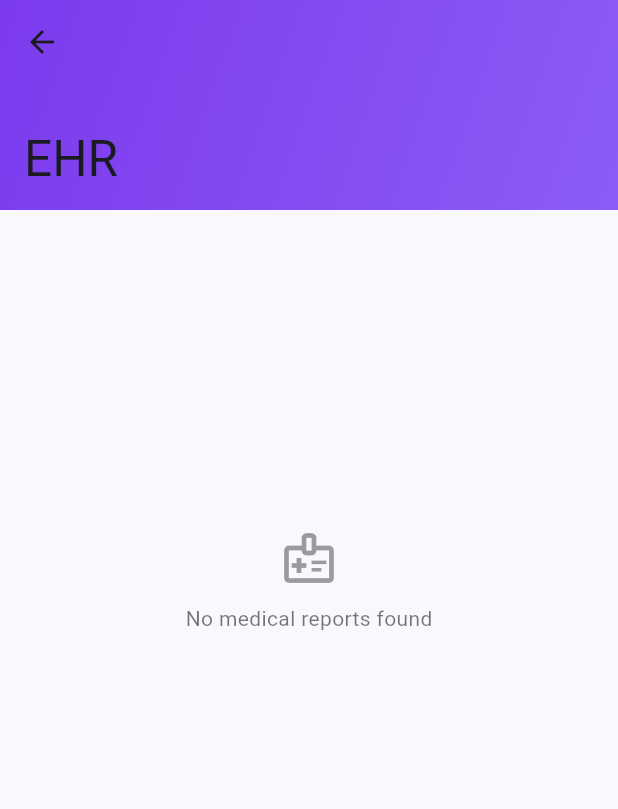
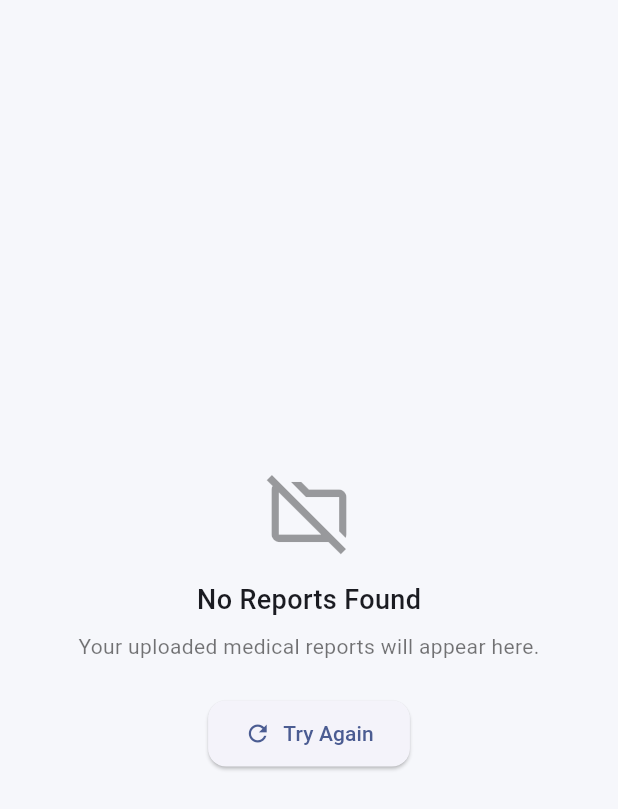
Before and after one commit to haripriyanr/novalife, a Flutter app: the EHRScreen screen opened directly, on a phone screen of 412 x 824 dp. Shown: the top 809 px of the screen. Run offline on Flutter 3.47's test engine with Material 3 defaults, Android fonts, the phone set to English and light mode, and no system bars; drawn by our look-alikes of auto_size_text; our stand-ins replace audioplayers, dio, file_picker, flutter_tts, image_picker, permission_handler and 3 more; missing offline and left inert: cactus, cryptography, external_path, google_mlkit_text_recognition, gpt_markdown, record; accounts and stored records are empty.

```diff
--- a/lib/screens/ehr_screen.dart
+++ b/lib/screens/ehr_screen.dart
@@ -1,7 +1,8 @@
+import 'package:auto_size_text/auto_size_text.dart';
+import 'package:flutter/material.dart';
+
+import '../services/ehr_service.dart';
 import 'ehr_report_view.dart';
-import 'package:flutter/material.dart';
-import 'package:auto_size_text/auto_size_text.dart';
-import '../services/ehr_service.dart';
 
 class EHRScreen extends StatefulWidget {
   final bool isBucketPublic; // true if medical-reports is public
@@ -24,7 +25,7 @@ class _EHRScreenState extends State<EHRScreen> {
     setState(() {
       _future = EHRService.listUserReportPaths();
     });
-    await _future;
+    await _future.catchError((_) => {});
   }
 
   Future<String> _resolveUrl(String fullPath) {
@@ -33,7 +34,7 @@ class _EHRScreenState extends State<EHRScreen> {
     } else {
       return EHRService.getSignedUrlForPath(fullPath, expiresInSeconds: 900);
     }
-  } // Uses public or signed URL depending on bucket visibility [12][13]
+  }
 
   void _openFullImage(String url, String heroTag) {
     showDialog(
@@ -41,7 +42,7 @@ class _EHRScreenState extends State<EHRScreen> {
       barrierColor: Colors.black87,
       builder: (ctx) => Dialog(
         insetPadding: const EdgeInsets.all(0),
-        backgroundColor: Colors.black,
+        backgroundColor: Colors.transparent,
         child: Stack(
           children: [
             Positioned.fill(
@@ -54,9 +55,14 @@ class _EHRScreenState extends State<EHRScreen> {
                       fit: BoxFit.contain,
                       loadingBuilder: (c, w, p) {
                         if (p == null) return w;
-                        return const Center(child: CircularProgressIndicator(color: Colors.white));
+                        return const Center(
+                            child:
+                            CircularProgressIndicator(color: Colors.white));
                       },
-                      errorBuilder: (c, e, s) => const Icon(Icons.broken_image, color: Colors.red, size: 48),
+                      errorBuilder: (c, e, s) => const Icon(
+                          Icons.broken_image_rounded,
+                          color: Colors.red,
+                          size: 48),
                     ),
                   ),
                 ),
@@ -74,24 +80,67 @@ class _EHRScreenState extends State<EHRScreen> {
         ),
       ),
     );
-  } // Hero preview for a smoother image transition [7]
+  }
 
   String _fileName(String fullPath) {
-    final parts = fullPath.split('/');
-    return parts.isNotEmpty ? parts.last : fullPath;
+    try {
+      return fullPath.split('/').last;
+    } catch (_) {
+      return fullPath;
+    }
   }
 
-  Widget _tile(String fullPath) {
+  Widget _buildEmptyState() {
+    final isDark = Theme.of(context).brightness == Brightness.dark;
+    return Center(
+      child: Column(
+        mainAxisAlignment: MainAxisAlignment.center,
+        children: [
+          Icon(
+            Icons.folder_off_outlined,
+            size: 60,
+            color: isDark ? Colors.white38 : Colors.black38,
+          ),
+          const SizedBox(height: 16),
+          const Text(
+            'No Reports Found',
+            style: TextStyle(fontSize: 18, fontWeight: FontWeight.w500),
+          ),
+          const SizedBox(height: 8),
+          Text(
+            'Your uploaded medical reports will appear here.',
+            style: TextStyle(
+                color: isDark ? Colors.white60 : Colors.black54, fontSize: 14),
+            textAlign: TextAlign.center,
+          ),
+          const SizedBox(height: 24),
+          ElevatedButton.icon(
+            onPressed: _refresh,
+            icon: const Icon(Icons.refresh),
+            label: const Text('Try Again'),
+            style: ElevatedButton.styleFrom(
+              padding:
+              const EdgeInsets.symmetric(horizontal: 24, vertical: 12),
+              shape: RoundedRectangleBorder(
+                  borderRadius: BorderRadius.circular(12)),
+            ),
+          ),
+        ],
+      ),
+    );
+  }
+
+  Widget _buildImageTile(String fullPath) {
     final heroTag = 'ehr:${fullPath.hashCode}';
     return FutureBuilder<String>(
       future: _resolveUrl(fullPath),
       builder: (context, snap) {
-        final isDone = snap.connectionState == ConnectionState.done;
         final hasData = snap.hasData && !snap.hasError;
-        final url = hasData ? snap.data! : null;
+        final url = hasData ? snap.data : null;
 
         return Material(
-          elevation: 2,
+          elevation: 3,
+          shadowColor: Colors.black.withOpacity(0.2),
           color: Colors.transparent,
           borderRadius: BorderRadius.circular(14),
           child: InkWell(
@@ -114,11 +163,10 @@ class _EHRScreenState extends State<EHRScreen> {
               child: ClipRRect(
                 borderRadius: BorderRadius.circular(14),
                 child: Stack(
+                  fit: StackFit.expand,
                   children: [
-                    // Image or placeholder
-                    Positioned.fill(
-                      child: url != null
-                          ? Hero(
+                    if (url != null)
+                      Hero(
                         tag: heroTag,
                         child: Image.network(
                           url,
@@ -126,32 +174,39 @@ class _EHRScreenState extends State<EHRScreen> {
                           filterQuality: FilterQuality.medium,
                           loadingBuilder: (c, w, p) {
                             if (p == null) return w;
-                            return const Center(child: CircularProgressIndicator(strokeWidth: 2));
+                            return Center(
+                                child: CircularProgressIndicator(
+                                    strokeWidth: 2,
+                                    value: p.expectedTotalBytes != null
+                                        ? p.cumulativeBytesLoaded /
+                                        p.expectedTotalBytes!
+                                        : null));
                           },
                           errorBuilder: (c, e, s) => const Center(
-                            child: Icon(Icons.broken_image, color: Colors.red),
-                          ),
+                              child: Icon(Icons.broken_image,
+                                  color: Colors.red, size: 32)),
                         ),
                       )
-                          : Container(
-                        color: Theme.of(context).dividerColor.withOpacity(0.1),
-                        child: const Center(child: CircularProgressIndicator(strokeWidth: 2)),
+                    else
+                      Container(
+                        color:
+                        Theme.of(context).dividerColor.withOpacity(0.05),
+                        child: const Center(
+                            child: CircularProgressIndicator(strokeWidth: 2)),
                       ),
-                    ),
-                    // Gradient overlay footer with filename and view icon
                     Positioned(
                       left: 0,
                       right: 0,
                       bottom: 0,
                       child: Container(
-                        padding: const EdgeInsets.symmetric(horizontal: 10, vertical: 8),
+                        padding: const EdgeInsets.fromLTRB(10, 12, 10, 8),
                         decoration: BoxDecoration(
                           gradient: LinearGradient(
                             begin: Alignment.bottomCenter,
                             end: Alignment.topCenter,
                             colors: [
-                              Colors.black.withOpacity(0.55),
-                              Colors.black.withOpacity(0.0),
+                              Colors.black.withOpacity(0.7),
+                              Colors.transparent,
                             ],
                           ),
                         ),
@@ -162,13 +217,19 @@ class _EHRScreenState extends State<EHRScreen> {
                                 _fileName(fullPath),
                                 maxLines: 1,
                                 overflow: TextOverflow.ellipsis,
-                                style: const TextStyle(color: Colors.white, fontWeight: FontWeight.w600),
+                                style: const TextStyle(
+                                    color: Colors.white,
+                                    fontWeight: FontWeight.w600,
+                                    shadows: [
+                                      Shadow(
+                                          color: Colors.black54, blurRadius: 2)
+                                    ]),
                               ),
                             ),
                             const SizedBox(width: 8),
                             Icon(
                               Icons.visibility_rounded,
-                              color: Colors.white.withOpacity(isDone && hasData ? 0.95 : 0.3),
+                              color: Colors.white.withOpacity(0.9),
                               size: 18,
                             ),
                           ],
@@ -183,117 +244,64 @@ class _EHRScreenState extends State<EHRScreen> {
         );
       },
     );
-  } // Card-like grid tiles with overlay info [6]
+  }
 
   @override
   Widget build(BuildContext context) {
     final isDark = Theme.of(context).brightness == Brightness.dark;
 
     return Scaffold(
-      body: CustomScrollView(
-        slivers: [
-          // Gradient header with SliverAppBar
-          SliverAppBar(
-            pinned: true,
-            expandedHeight: 140,
-            backgroundColor: isDark ? const Color(0xFF18181B) : const Color(0xFF7C3AED),
-            flexibleSpace: FlexibleSpaceBar(
-              titlePadding: const EdgeInsetsDirectional.only(start: 16, bottom: 12),
-              title: const AutoSizeText('EHR', maxLines: 1),
-              background: Container(
-                decoration: BoxDecoration(
-                  gradient: LinearGradient(
-                    colors: isDark
-                        ? [const Color(0xFF1E1B4B), const Color(0xFF7C3AED)]
-                        : [const Color(0xFF7C3AED), const Color(0xFF8B5CF6)],
-                    begin: Alignment.topLeft,
-                    end: Alignment.bottomRight,
-                  ),
-                ),
-              ),
-            ),
-          ), // Gradient via flexible background [1]
-
-          SliverToBoxAdapter(
-            child: RefreshIndicator(
+      backgroundColor: isDark ? const Color(0xFF0B0B0B) : const Color(0xFFF6F7FB),
+      // ✅ No AppBar for a full-screen layout
+      body: RefreshIndicator(
         onRefresh: _refresh,
         child: FutureBuilder<List<String>>(
           future: _future,
           builder: (context, snapshot) {
-                  if (snapshot.connectionState != ConnectionState.done) {
-                    return SizedBox(
-                      height: MediaQuery.of(context).size.height * 0.6,
-                      child: const Center(child: CircularProgressIndicator()),
-                    );
+            if (snapshot.connectionState == ConnectionState.waiting) {
+              return const Center(child: CircularProgressIndicator());
             }
+
             if (snapshot.hasError) {
-                    return Padding(
-                      padding: const EdgeInsets.all(24),
-                      child: Column(
+              return Center(
+                  child: Padding(
+                    padding: const EdgeInsets.all(24.0),
+                    child:
+                    Text('Failed to load reports: ${snapshot.error}', textAlign: TextAlign.center,),
+                  ));
+            }
+
+            final items = snapshot.data ?? [];
+            if (items.isEmpty) {
+              // Use a LayoutBuilder to ensure the empty state can be pulled to refresh
+              return Stack(
                 children: [
-                          const Icon(Icons.error_outline, color: Colors.red, size: 36),
-                          const SizedBox(height: 12),
-                          Text(
-                            'Failed to load reports: ${snapshot.error}',
-                            textAlign: TextAlign.center,
-                            style: TextStyle(
-                              color: isDark ? Colors.white70 : Colors.black87,
-                              fontSize: 14,
-                            ),
-                          ),
+                  ListView(), // Required for RefreshIndicator to work on an empty list
+                  _buildEmptyState(),
                 ],
-                      ),
               );
             }
 
-                  final items = snapshot.data ?? const <String>[];
-                  if (items.isEmpty) {
-                    return SizedBox(
-                      height: MediaQuery.of(context).size.height * 0.6,
-                      child: Center(
-                        child: Column(
-                          mainAxisSize: MainAxisSize.min,
-                          children: [
-                            Icon(Icons.medical_information_outlined,
-                                size: 40, color: isDark ? Colors.white54 : Colors.black38),
-                            const SizedBox(height: 10),
-                            Text(
-                              'No medical reports found',
-                              style: TextStyle(
-                                color: isDark ? Colors.white70 : Colors.black54,
-                                fontSize: 14,
+            final crossAxisCount =
+            MediaQuery.of(context).size.width > 680 ? 3 : 2;
+
+            return GridView.builder(
+              // ✅ Added top padding for status bar
+              padding: const EdgeInsets.fromLTRB(16, 48, 16, 16),
+              physics: const BouncingScrollPhysics(
+                  parent: AlwaysScrollableScrollPhysics()),
+              itemCount: items.length,
+              gridDelegate: SliverGridDelegateWithFixedCrossAxisCount(
+                crossAxisCount: crossAxisCount,
+                crossAxisSpacing: 16,
+                mainAxisSpacing: 16,
+                childAspectRatio: 1.0,
               ),
-                            ),
-                          ],
+              itemBuilder: (context, index) => _buildImageTile(items[index]),
+            );
+          },
         ),
       ),
     );
   }
-
-                  // Responsive padding and grid
-                  final crossAxisCount = MediaQuery.of(context).size.width > 680 ? 3 : 2;
-
-                  return Padding(
-                    padding: const EdgeInsets.fromLTRB(12, 12, 12, 24),
-                    child: GridView.builder(
-                      physics: const BouncingScrollPhysics(parent: AlwaysScrollableScrollPhysics()),
-                      itemCount: items.length,
-                      shrinkWrap: true,
-                      gridDelegate: SliverGridDelegateWithFixedCrossAxisCount(
-                        crossAxisCount: crossAxisCount,
-                        crossAxisSpacing: 12,
-                        mainAxisSpacing: 12,
-                        childAspectRatio: 1.0,
-                      ),
-                      itemBuilder: (context, index) => _tile(items[index]),
-                    ),
-                  );
-                },
-              ),
-            ),
-          ),
-        ],
-      ),
-    );
 }
-}
--- a/lib/screens/home_screen.dart
+++ b/lib/screens/home_screen.dart
@@ -152,7 +152,7 @@ class _HomeScreenState extends State<HomeScreen> {
               ),
             ],
           ),
-          const SizedBox(width: 8),
+          const SizedBox(width: 1),
         ],
       ),
       body: IndexedStack(
```
Also changed, not shown: lib/screens/profile_screen.dart (+67 -41 lines), lib/services/ehr_decryptor.dart (+73 -44 lines). Lines whose indentation alone changed are shown as unchanged.
